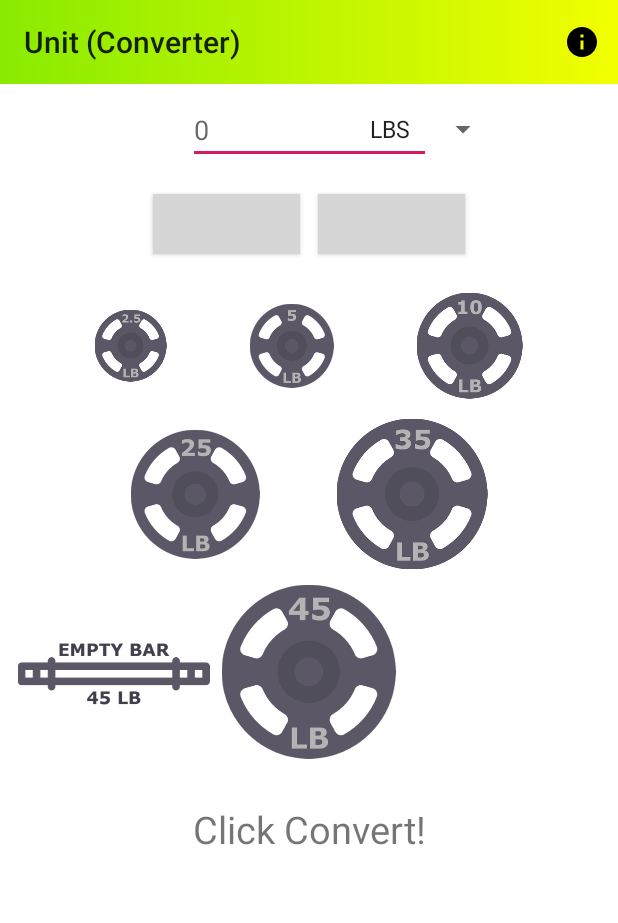
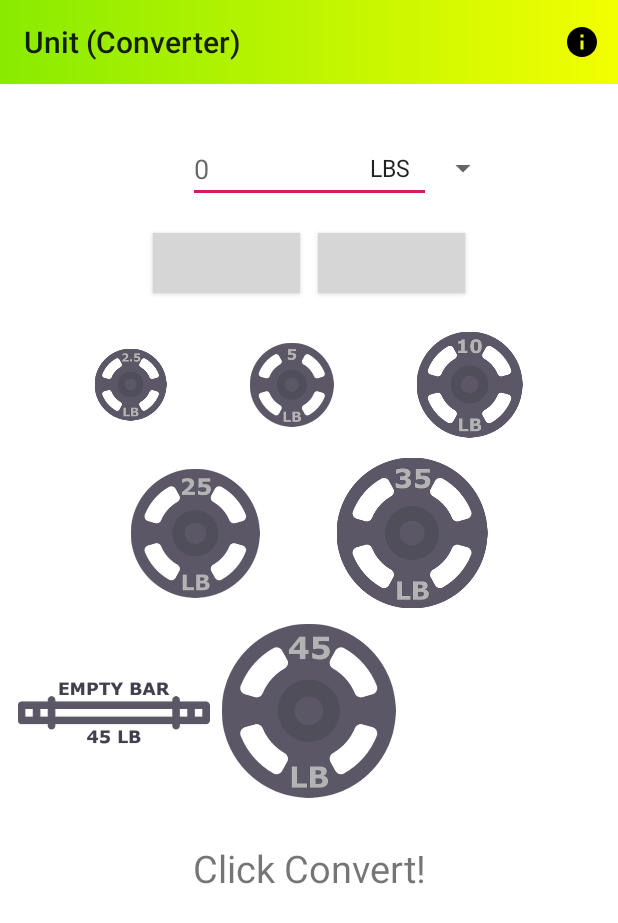
Before and after one commit to minchanhan/Gym-Weight-Converter, an Android app: the screen it shows after launch (MainActivity), on a phone screen of 412 x 824 dp. Shown: the top 923 px of the screen. Run offline under Robolectric (Android 15) with nearby library versions, the phone set to English and light mode, and no system bars; grey boxes are pictures that could not be loaded.

Commit message:
Lowered entire mainpage

```diff
--- a/app/src/main/res/layout/activity_main.xml
+++ b/app/src/main/res/layout/activity_main.xml
@@ -16,7 +16,7 @@
         android:id="@+id/inputWeight"
         android:layout_width="wrap_content"
         android:layout_height="wrap_content"
-        android:layout_marginTop="64dp"
+        android:layout_marginTop="34dp"
         android:width="162dp"
         android:autofillHints=""
         android:ems="10"
@@ -25,19 +25,18 @@
         android:maxLength="10"
         app:layout_constraintEnd_toEndOf="parent"
         app:layout_constraintStart_toStartOf="parent"
-        app:layout_constraintTop_toTopOf="parent" />
+        app:layout_constraintTop_toBottomOf="@+id/toolbar" />
 
     <Spinner
         android:id="@+id/spinUnit"
         android:layout_width="wrap_content"
         android:layout_height="wrap_content"
-
-        android:layout_marginTop="74dp"
+        android:layout_marginTop="44dp"
         android:textSize="21sp"
         app:layout_constraintEnd_toEndOf="parent"
         app:layout_constraintHorizontal_bias="0.75"
         app:layout_constraintStart_toStartOf="parent"
-        app:layout_constraintTop_toTopOf="parent" />
+        app:layout_constraintTop_toBottomOf="@+id/toolbar" />
 
     <Button
         android:id="@+id/btnConvert"
```
